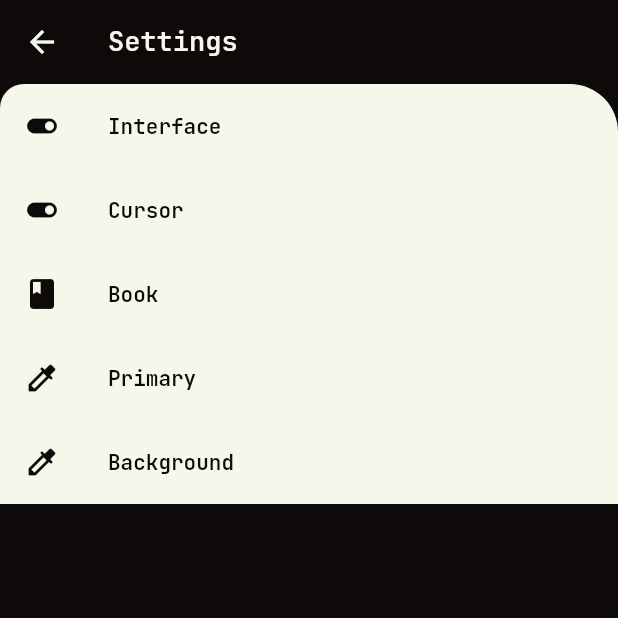
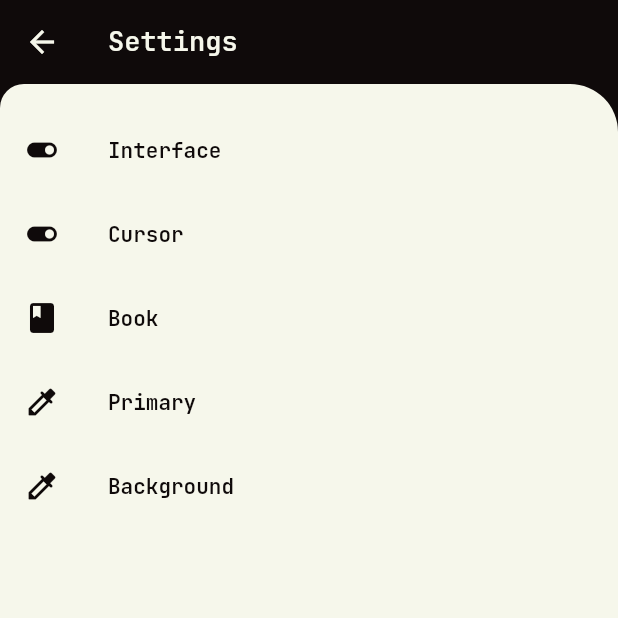
Before and after one commit to guhhsle/syllable, a Flutter app: the screen it shows after launch, after a tap on the "menu" icon, on a phone screen of 412 x 824 dp, the top half of it. Run offline on Flutter 3.47's test engine with Material 3 defaults, Android fonts, the phone set to English and light mode, and no system bars; our stand-ins replace file_picker, shared_preferences; missing offline and left inert: flashy_flushbar.

Commit message:
Bug fixes

```diff
--- a/lib/data.dart
+++ b/lib/data.dart
@@ -1,10 +1,9 @@
 import 'package:flutter/material.dart';
-import 'package:syllable/settings/book.dart';
-import 'package:syllable/settings/cursor.dart';
-
 import 'settings/interface.dart';
 import 'template/layer.dart';
 import 'template/theme.dart';
+import '../settings/book.dart';
+import '../settings/cursor.dart';
 
 Map pf = {
   'background': 'Ivory',
--- a/lib/template/settings.dart
+++ b/lib/template/settings.dart
@@ -1,4 +1,5 @@
 import 'package:flutter/material.dart';
+import 'package:syllable/template/data.dart';
 import '../data.dart';
 import '../template/functions.dart';
 import '../widgets/frame.dart';
@@ -11,7 +12,8 @@ class PageSettings extends StatelessWidget {
     return Frame(
       title: Text(t('Settings')),
       child: ListView.builder(
-        physics: const NeverScrollableScrollPhysics(),
+        physics: scrollPhysics,
+        padding: EdgeInsets.only(top: 16),
         shrinkWrap: true,
         itemCount: settings.length,
         itemBuilder: (context, i) => settings[i].toTile(context),
--- a/lib/widgets/frame.dart
+++ b/lib/widgets/frame.dart
@@ -25,22 +25,22 @@ class Frame extends StatelessWidget {
           const SizedBox(width: 8),
         ],
       ),
-      body: Card(
-        color: Theme.of(context).colorScheme.background,
-        margin: EdgeInsets.zero,
-        shadowColor: Colors.transparent,
-        shape: const RoundedRectangleBorder(
-          borderRadius: BorderRadius.only(
-            topRight: Radius.circular(32),
-            topLeft: Radius.circular(16),
-          ),
-        ),
+      body: SizedBox(
+        height: double.infinity,
         child: ClipRRect(
           borderRadius: const BorderRadius.only(
             topRight: Radius.circular(32),
             topLeft: Radius.circular(16),
           ),
-          child: child,
+          child: Card(
+            color: Theme.of(context).colorScheme.background,
+            margin: EdgeInsets.zero,
+            shadowColor: Colors.transparent,
+            shape: const RoundedRectangleBorder(),
+            child: ClipRRect(
+              child: child,
+            ),
+          ),
         ),
       ),
     );
```
